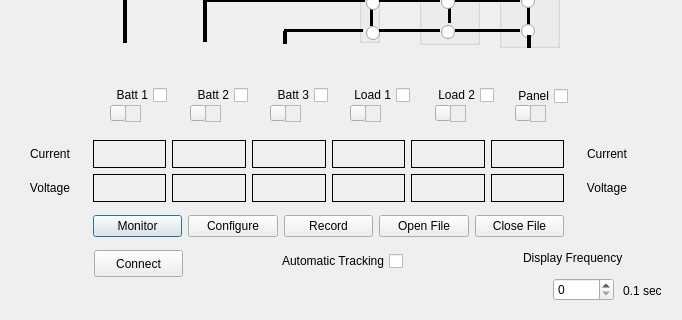
Qt form gui/power-management-main.ui (dmsherazi/Battery-Management-System) before a commit; both pictures show x 0 to 682 and y 265 to 585 of the 682 by 585 pixel window.
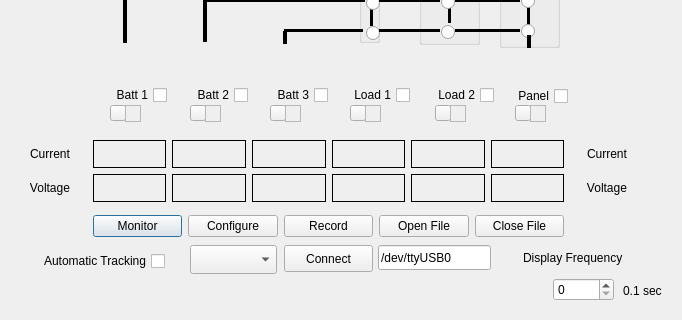
The same form after that commit. Icons and pictures are not drawn.

Commit message: Minor changes to GUI to add tracking decision options and communications source combobox.

```diff
--- a/gui/power-management-main.ui
+++ b/gui/power-management-main.ui
@@ -1449,7 +1449,7 @@
   <widget class="QCheckBox" name="autoTrackCheckBox">
    <property name="geometry">
     <rect>
-     <x>252</x>
+     <x>14</x>
      <y>515</y>
      <width>151</width>
      <height>22</height>
@@ -1876,8 +1876,8 @@
   <widget class="QPushButton" name="connectButton">
    <property name="geometry">
     <rect>
-     <x>94</x>
-     <y>515</y>
+     <x>284</x>
+     <y>510</y>
      <width>89</width>
      <height>27</height>
     </rect>
@@ -2033,6 +2033,32 @@
     <string/>
    </property>
   </widget>
+  <widget class="QComboBox" name="sourceComboBox">
+   <property name="geometry">
+    <rect>
+     <x>190</x>
+     <y>510</y>
+     <width>87</width>
+     <height>29</height>
+    </rect>
+   </property>
+   <property name="toolTip">
+    <string>Source of data stream</string>
+   </property>
+  </widget>
+  <widget class="QLineEdit" name="sourceLineEdit">
+   <property name="geometry">
+    <rect>
+     <x>378</x>
+     <y>510</y>
+     <width>113</width>
+     <height>25</height>
+    </rect>
+   </property>
+   <property name="text">
+    <string>/dev/ttyUSB0</string>
+   </property>
+  </widget>
  </widget>
  <resources>
   <include location="../../../../../data/home/ksarkies/Projects/Battery-Management-System/gui/power-management-gui.qrc"/>
```
The commit also changes 3 other files.
